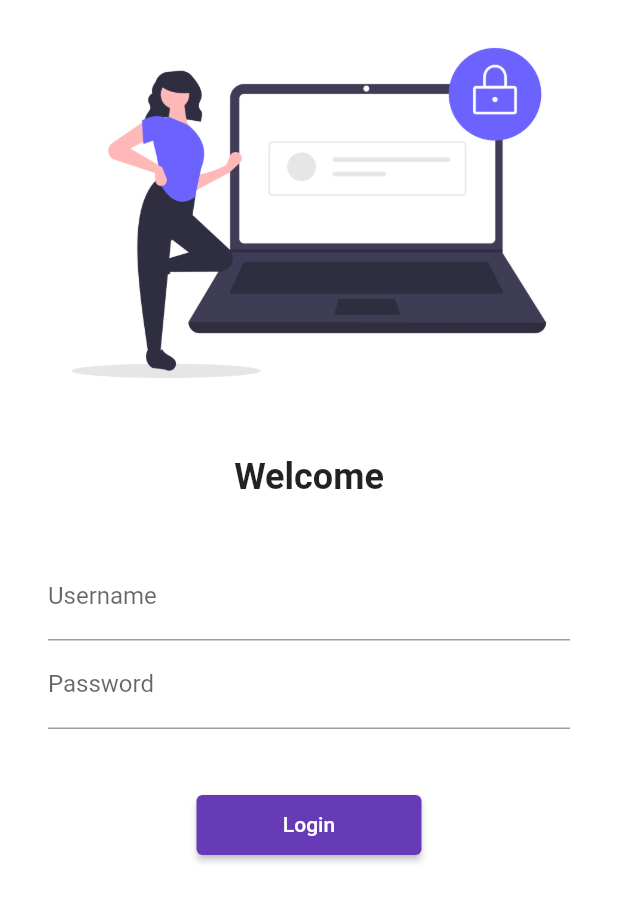
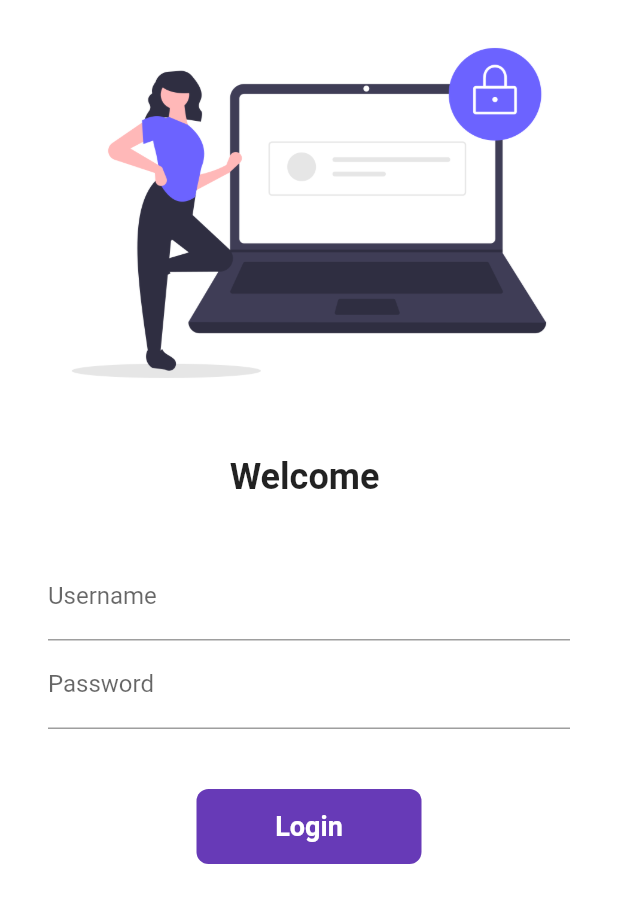
Before and after one commit to milankumawat1/MyFirstFlutterApp, a Flutter app: the screen it shows after launch, on a phone screen of 412 x 824 dp. Shown: the top 903 px of the screen. Run offline on Flutter 3.47's test engine with Material 2 defaults, Android fonts, the light colour scheme and no system bars; missing offline and left inert: dart:ffi.

Commit message:
day 6 completed

```diff
--- a/lib/Pages/login_page.dart
+++ b/lib/Pages/login_page.dart
@@ -1,8 +1,18 @@
+import 'dart:ffi';
+
 import 'package:flutter/material.dart';
 
 import '../utils/routes.dart';
 
-class LoginPage extends StatelessWidget {
+class LoginPage extends StatefulWidget {
+  @override
+  State<LoginPage> createState() => _LoginPageState();
+}
+
+class _LoginPageState extends State<LoginPage> {
+  String name = "";
+  bool changeButton = false;
+
   @override
   Widget build(BuildContext context) {
     return Material(
@@ -17,7 +27,7 @@
                 height: 20.0,
               ),
               Text(
-                "Welcome",
+                "Welcome $name",
                 style: TextStyle(fontSize: 24, fontWeight: FontWeight.bold),
               ),
               SizedBox(
@@ -29,9 +39,12 @@
                 child: Column(
                   children: [
                     TextFormField(
-                      decoration: InputDecoration(
-                          hintText: "Enter username", labelText: "Username"),
-                    ),
+                        decoration: InputDecoration(
+                            hintText: "Enter username", labelText: "Username"),
+                        onChanged: (value) {
+                          name = value;
+                          setState(() {});
+                        }),
                     TextFormField(
                       obscureText: true,
                       decoration: InputDecoration(
@@ -40,13 +53,45 @@
                     SizedBox(
                       height: 40.0,
                     ),
-                    ElevatedButton(
-                      onPressed: () {
+
+                    InkWell(
+                      onTap: () async {
+                        setState(() {
+                          changeButton = true;
+                        });
+                        await Future.delayed(Duration(seconds: 1));
                         Navigator.pushNamed(context, MyRoutes.homeRoute);
                       },
-                      child: Text("Login"),
-                      style: TextButton.styleFrom(minimumSize: Size(150, 40)),
+                      child: AnimatedContainer(
+                        duration: Duration(seconds: 1),
+                        width: changeButton ? 50 : 150,
+                        height: 50,
+                        alignment: Alignment.center,
+                        child: changeButton
+                            ? Icon(
+                                Icons.done,
+                                color: Colors.white,
+                              )
+                            : Text(
+                                "Login",
+                                style: TextStyle(
+                                    fontWeight: FontWeight.bold,
+                                    fontSize: 18,
+                                    color: Colors.white),
+                              ),
+                        decoration: BoxDecoration(
+                            color: Colors.deepPurple,
+                            borderRadius:
+                                BorderRadius.circular(changeButton ? 50 : 8)),
+                      ),
                     )
+                    // ElevatedButton(
+                    //   onPressed: () {
+                    //     Navigator.pushNamed(context, MyRoutes.homeRoute);
+                    //   },
+                    //   child: Text("Login"),
+                    //   style: TextButton.styleFrom(minimumSize: Size(150, 40)),
+                    // )
                   ],
                 ),
               )
```
